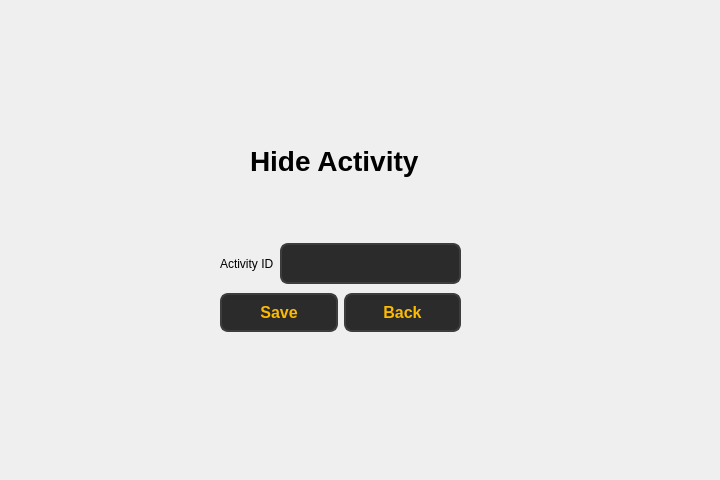
The window that ui/faculty/faculty_hide_activity_window.ui (Soham1117/elearningApp) describes before a commit, drawn with Qt 5.
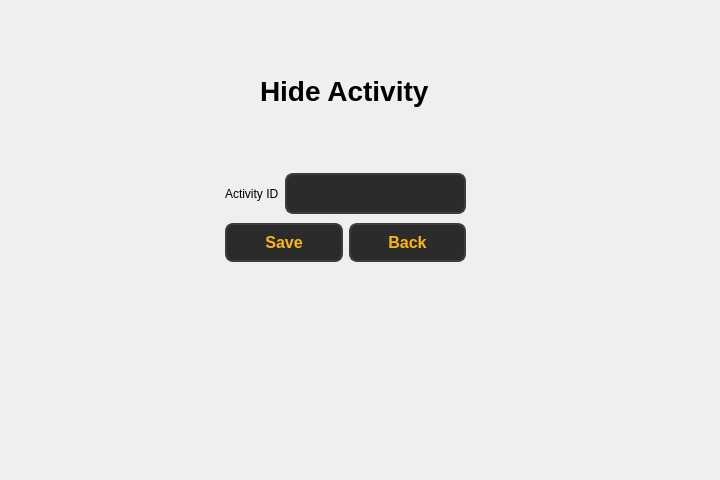
The same window after the commit.

Commit message: Changes made to UI of faculty pages.

Diff of the .ui file:
```diff
--- a/ui/faculty/faculty_hide_activity_window.ui
+++ b/ui/faculty/faculty_hide_activity_window.ui
@@ -16,9 +16,9 @@
   <widget class="QLabel" name="label_3">
    <property name="geometry">
     <rect>
-     <x>250</x>
-     <y>140</y>
-     <width>211</width>
+     <x>260</x>
+     <y>70</y>
+     <width>171</width>
      <height>41</height>
     </rect>
    </property>
@@ -35,8 +35,8 @@
   <widget class="QWidget" name="layoutWidget">
    <property name="geometry">
     <rect>
-     <x>220</x>
-     <y>240</y>
+     <x>225</x>
+     <y>170</y>
      <width>241</width>
      <height>97</height>
     </rect>
```
The commit also changes 98 other files.
